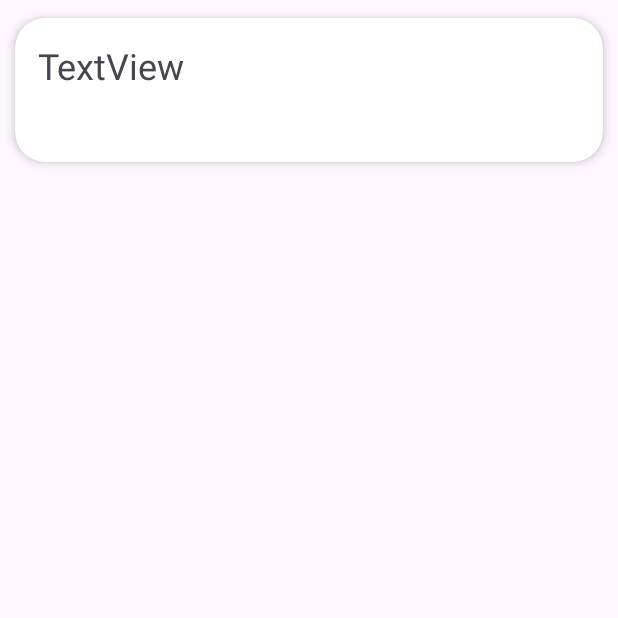
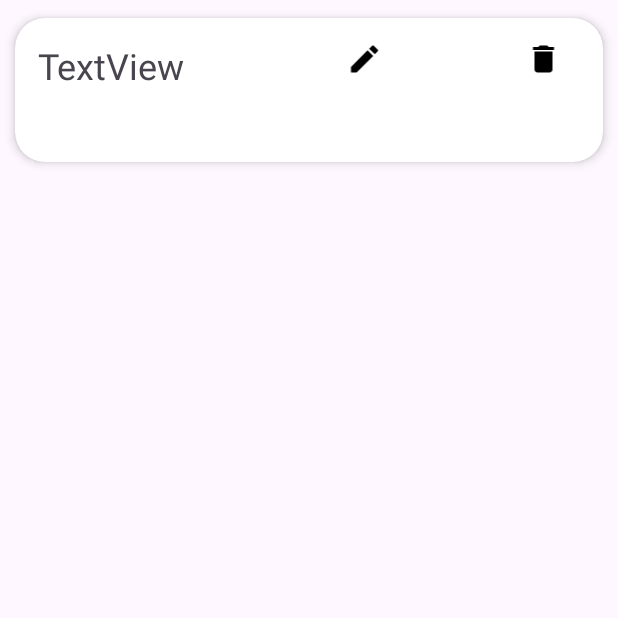
Before and after one commit to ferxhdzzz/1-crud-Fernanda, an Android app: the itemcard screen opened directly, with no data from a screen before it, on a phone screen of 412 x 824 dp, the top half of it. Run offline under Robolectric (Android 15) with nearby library versions, the phone set to English and light mode, and no system bars.

Commit message:
zuha boton de elminar

```diff
--- a/app/src/main/java/RecycleViewHelper/ViewHolder.kt
+++ b/app/src/main/java/RecycleViewHelper/ViewHolder.kt
@@ -9,4 +9,7 @@ import fernanda.hernandez.crudfernanda.R
 
 class ViewHolder(view: View) : RecyclerView.ViewHolder(view) {
     val textView: TextView = view.findViewById(R.id.txtmascotacard)
+    val imgeditar: ImageView = view.findViewById(R.id.imgeditar)
+    val imgborrar: ImageView = view.findViewById(R.id.imgborrar)
+
 }
--- /dev/null
+++ b/app/src/main/res/drawable/baseline_edit_24.xml
@@ -0,0 +1,5 @@
+<vector xmlns:android="http://schemas.android.com/apk/res/android" android:height="24dp" android:tint="#000000" android:viewportHeight="24" android:viewportWidth="24" android:width="24dp">
+
+    <path android:fillColor="@android:color/white" android:pathData="M3,17.25V21h3.75L17.81,9.94l-3.75,-3.75L3,17.25zM20.71,7.04c0.39,-0.39 0.39,-1.02 0,-1.41l-2.34,-2.34c-0.39,-0.39 -1.02,-0.39 -1.41,0l-1.83,1.83 3.75,3.75 1.83,-1.83z"/>
+
+</vector>
--- /dev/null
+++ b/app/src/main/res/drawable/delete.xml
@@ -0,0 +1,5 @@
+<vector xmlns:android="http://schemas.android.com/apk/res/android" android:height="24dp" android:tint="#000000" android:viewportHeight="24" android:viewportWidth="24" android:width="24dp">
+
+    <path android:fillColor="@android:color/white" android:pathData="M6,19c0,1.1 0.9,2 2,2h8c1.1,0 2,-0.9 2,-2V7H6v12zM19,4h-3.5l-1,-1h-5l-1,1H5v2h14V4z"/>
+
+</vector>
--- a/app/src/main/res/layout/activity_itemcard.xml
+++ b/app/src/main/res/layout/activity_itemcard.xml
@@ -24,6 +24,20 @@
             android:layout_weight="1"
             android:text="TextView"
             android:textSize="24sp" />
+
+        <ImageView
+            android:id="@+id/imgeditar"
+            android:layout_width="165dp"
+            android:layout_height="wrap_content"
+            android:layout_weight="1"
+            app:srcCompat="@drawable/baseline_edit_24" />
+
+        <ImageView
+            android:id="@+id/imgborrar"
+            android:layout_width="wrap_content"
+            android:layout_height="wrap_content"
+            android:layout_weight="1"
+            app:srcCompat="@drawable/delete" />
     </LinearLayout>
 
 </androidx.cardview.widget.CardView>
```
Also changed, not shown: app/src/main/java/RecycleViewHelper/Adaptador.kt (+69 -5 lines), app/src/main/res/layout/activity_main.xml (+5 -3 lines).
